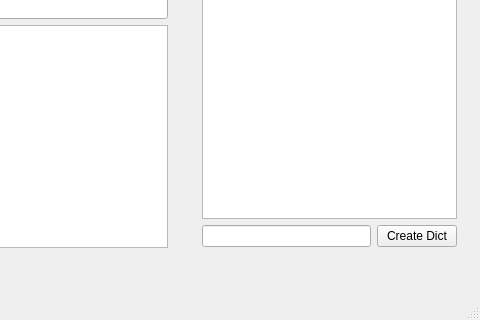
Old version of the form mainwindow.ui in the repository doritang1/CyDictEditor; both pictures show x 659 to 1139 and y 310 to 630 of the 1139 by 630 pixel window.
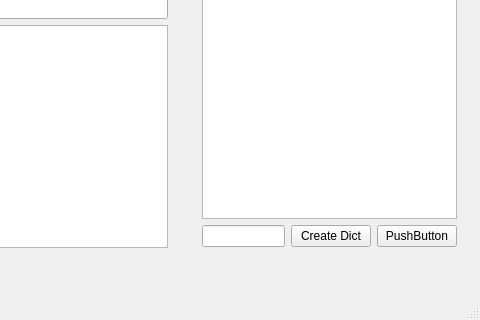
New version of the form.

```diff
--- a/mainwindow.ui
+++ b/mainwindow.ui
@@ -164,6 +164,13 @@
            </property>
           </widget>
          </item>
+         <item>
+          <widget class="QPushButton" name="pushButton">
+           <property name="text">
+            <string>PushButton</string>
+           </property>
+          </widget>
+         </item>
         </layout>
        </item>
       </layout>
```
